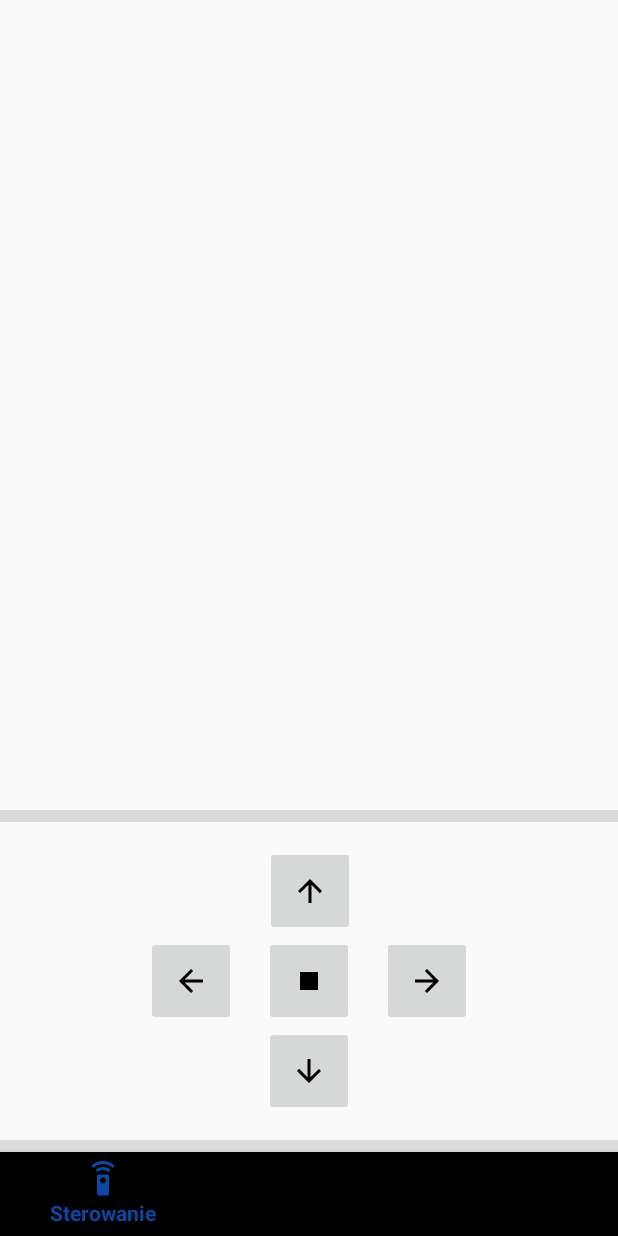
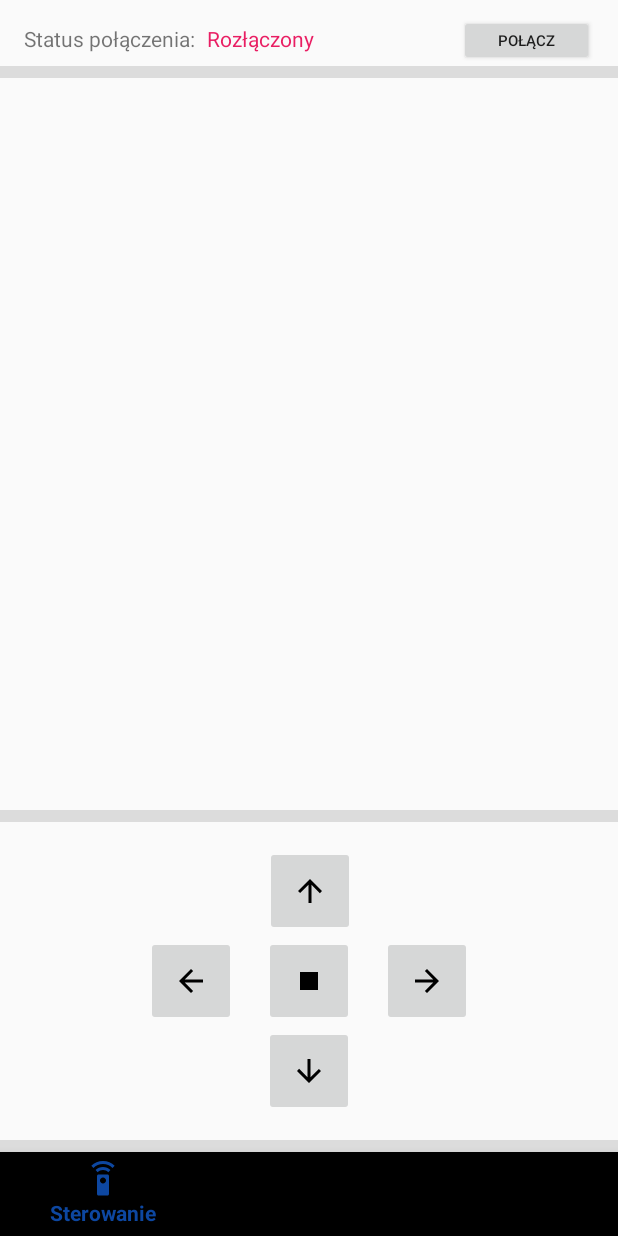
Before and after one commit to mateuszkalinowski/RobotRemoteController, an Android app: the screen it shows after launch (MainActivity), on a phone screen of 412 x 824 dp. Run offline under Robolectric (Android 15) with nearby library versions, the phone set to English and light mode, and no system bars; our stand-ins replace navigation-ui.

Commit message:
Added connection menu at the top of the window

```diff
--- a/app/src/main/java/pl/mateuszkalinowski/robotremotecontroller/MainActivity.kt
+++ b/app/src/main/java/pl/mateuszkalinowski/robotremotecontroller/MainActivity.kt
@@ -8,7 +8,10 @@ import android.content.SharedPreferences
 import androidx.appcompat.app.AppCompatActivity
 import android.os.Bundle
 import android.util.Log
+import android.widget.Button
+import android.widget.TextView
 import android.widget.Toast
+import androidx.core.content.ContextCompat
 import androidx.navigation.findNavController
 import androidx.navigation.ui.AppBarConfiguration
 import androidx.navigation.ui.setupActionBarWithNavController
@@ -35,8 +38,12 @@ class MainActivity : AppCompatActivity() {
     private var customCharacteristic: BluetoothGattCharacteristic? = null
     private var bluetoothGatt: BluetoothGatt? = null
 
-    var deviceUUID: String = "";
-    var deviceName: String = "";
+    private lateinit var connectButton: Button
+
+    private lateinit var connectionStatusTextView: TextView
+
+    var deviceUUID: String = ""
+    var deviceName: String = ""
 
     override fun onCreate(savedInstanceState: Bundle?) {
         super.onCreate(savedInstanceState)
@@ -46,20 +53,11 @@ class MainActivity : AppCompatActivity() {
 
         val navigationController = findNavController(R.id.navigation_fragment)
 
-        val applicationBarConfiguration = AppBarConfiguration(
-            setOf(
-                R.id.steering_fragment,R.id.information_fragment,R.id.settings_fragment
-            )
-        )
-        //setSupportActionBar(findViewById(R.id.main_toolbar))
-        //setupActionBarWithNavController(navigationController,applicationBarConfiguration)
         bottomNavigationView.setupWithNavController(navigationController)
 
         setBluetoothDeviceAddressAndName()
 
         if(deviceUUID != "") {
-
-          //  if(BluetoothService.bluetoothGatt == null) {
 
                 bluetoothAdapter?.takeIf { it.isDisabled }?.apply {
                     val enableBtIntent = Intent(BluetoothAdapter.ACTION_REQUEST_ENABLE)
@@ -73,16 +71,50 @@ class MainActivity : AppCompatActivity() {
                     bluetoothDevice!!.connectGatt(applicationContext, false, mGattCallback)
 
                 BluetoothService.bluetoothGatt = bluetoothGatt
-//            }
-//            else {
-//                Toast.makeText(applicationContext,"Nie null",Toast.LENGTH_LONG).show()
-//
-//
-//
-//            }
-
         } else {
             Toast.makeText(applicationContext,"Nie znaleziono urządzenia. Wybierz urządzenie bluetooth z ustawień",Toast.LENGTH_LONG).show()
+        }
+
+        connectionStatusTextView = findViewById(R.id.connection_status)
+        connectButton = findViewById(R.id.button_recconect)
+
+        if(BluetoothService.bluetoothGatt != null && BluetoothService.customCharacteristic != null) {
+            connectionStatusTextView.text = "Połączony"
+            connectionStatusTextView.setTextColor(ContextCompat.getColor(applicationContext, R.color.success))
+            connectButton.text = "Rozłącz"
+        } else {
+            connectionStatusTextView.text = "Rozłączony"
+            connectionStatusTextView.setTextColor(ContextCompat.getColor(applicationContext, R.color.failure))
+        }
+
+        connectButton.setOnClickListener{
+            if(BluetoothService.bluetoothGatt != null) {
+                BluetoothService.bluetoothGatt?.close()
+                BluetoothService.bluetoothGatt = null
+                BluetoothService.customCharacteristic = null
+
+                connectionStatusTextView.text = "Rozłączony"
+                connectionStatusTextView.setTextColor(ContextCompat.getColor(applicationContext, R.color.failure))
+                connectButton.text = "Połącz"
+            } else {
+                if(deviceUUID =="") {
+                    Toast.makeText(applicationContext,"Nie znaleziono urządzenia. Wybierz urządzenie bluetooth z ustawień",Toast.LENGTH_LONG).show()
+                }
+                else {
+                    bluetoothAdapter?.takeIf { it.isDisabled }?.apply {
+                        val enableBtIntent = Intent(BluetoothAdapter.ACTION_REQUEST_ENABLE)
+                        startActivityForResult(enableBtIntent, REQUEST_ENABLE_BT)
+                    }
+
+                    bluetoothDevice =
+                        bluetoothAdapter!!.getRemoteDevice(deviceUUID)
+
+                    bluetoothGatt =
+                        bluetoothDevice!!.connectGatt(applicationContext, false, mGattCallback)
+
+                    BluetoothService.bluetoothGatt = bluetoothGatt
+                }
+            }
         }
     }
 
@@ -91,7 +123,6 @@ class MainActivity : AppCompatActivity() {
         setBluetoothDeviceAddressAndName()
 
         if(deviceUUID != "") {
-
             if(BluetoothService.bluetoothGatt == null) {
 
                 bluetoothAdapter?.takeIf { it.isDisabled }?.apply {
@@ -108,8 +139,20 @@ class MainActivity : AppCompatActivity() {
                 BluetoothService.bluetoothGatt = bluetoothGatt
             }
 
+
+
         } else {
             Toast.makeText(applicationContext,"Nie znaleziono urządzenia. Wybierz urządzenie bluetooth z ustawień",Toast.LENGTH_LONG).show()
+        }
+
+
+        if(BluetoothService.bluetoothGatt != null && BluetoothService.customCharacteristic != null) {
+            connectionStatusTextView.text = "Połączony"
+            connectionStatusTextView.setTextColor(ContextCompat.getColor(applicationContext, R.color.success))
+            connectButton.text = "Rozłącz"
+        } else {
+            connectionStatusTextView.text = "Rozłączony"
+            connectionStatusTextView.setTextColor(ContextCompat.getColor(applicationContext, R.color.failure))
         }
     }
 
@@ -125,7 +168,7 @@ class MainActivity : AppCompatActivity() {
         override fun onConnectionStateChange(gatt: BluetoothGatt?, status: Int, newState: Int) {
             var intentAction: String;
             if (newState == BluetoothProfile.STATE_CONNECTED) {
-                intentAction = ACTION_GATT_CONNECTED;
+                intentAction = ACTION_GATT_CONNECTED
                 broadcastUpdate(intentAction)
                 Log.i("BLUETOOTH","Connected to GATT server")
                 Log.i("BLUETOOTH","Attemting to discover services" + bluetoothGatt?.discoverServices())
@@ -143,15 +186,21 @@ class MainActivity : AppCompatActivity() {
                             "onServicesDiscovered: characteristic=" + characteristic.uuid
                         )
                         if (characteristic.uuid == UUID.fromString("0000ffe1-0000-1000-8000-00805f9b34fb")) {
+                            customCharacteristic = characteristic
+                            BluetoothService.customCharacteristic = customCharacteristic
 
-                            customCharacteristic = characteristic
-                            BluetoothService.customCharacteristic = customCharacteristic;
-
+                            runOnUiThread {
+                                connectionStatusTextView.text = "Połączony"
+                                connectionStatusTextView.setTextColor(ContextCompat.getColor(applicationContext, R.color.success))
+                                connectButton.text = "Rozłącz"
+                            }
                         }
                     }
                 }
                 broadcastUpdate(ACTION_GATT_SERVICES_DISCOVERED)
             } else {
+                BluetoothService.bluetoothGatt?.close()
+                BluetoothService.bluetoothGatt = null
                 Log.w("BLUETOOTH", "onServicesDiscovered received: $status")
             }
         }
--- a/app/src/main/java/pl/mateuszkalinowski/robotremotecontroller/bluetooth_settings/BluetoothSettingsActivity.kt
+++ b/app/src/main/java/pl/mateuszkalinowski/robotremotecontroller/bluetooth_settings/BluetoothSettingsActivity.kt
@@ -210,6 +210,9 @@ class BluetoothSettingsActivity : AppCompatActivity() {
                             }
                             bluetoothGatt?.close()
                             bluetoothGatt = null
+                            BluetoothService.bluetoothGatt?.close()
+                            BluetoothService.bluetoothGatt = null
+                            BluetoothService.customCharacteristic = null
 
                         }
                     }
--- a/app/src/main/res/layout/activity_main.xml
+++ b/app/src/main/res/layout/activity_main.xml
@@ -5,6 +5,48 @@
     android:layout_width="match_parent"
     android:layout_height="match_parent"
     tools:context=".MainActivity">
+
+    <View
+        android:id="@+id/divider_arrows_up2"
+        android:layout_width="match_parent"
+        android:layout_height="8dp"
+        android:background="?android:attr/listDivider"
+        app:layout_constraintEnd_toEndOf="parent"
+        app:layout_constraintHorizontal_bias="0.0"
+        app:layout_constraintStart_toStartOf="parent"
+        app:layout_constraintTop_toBottomOf="@+id/button_recconect" />
+
+    <Button
+        android:id="@+id/button_recconect"
+        android:layout_width="90dp"
+        android:layout_height="34dp"
+        android:layout_marginTop="10dp"
+        android:layout_marginEnd="16dp"
+        android:text="Połącz"
+        android:textSize="10sp"
+        app:layout_constraintEnd_toEndOf="parent"
+        app:layout_constraintTop_toTopOf="parent" />
+
+    <TextView
+        android:id="@+id/connection_status"
+        android:layout_width="wrap_content"
+        android:layout_height="wrap_content"
+        android:layout_marginStart="8dp"
+        android:layout_marginTop="16dp"
+        android:text="Rozłączony"
+        android:textColor="@color/failure"
+        app:layout_constraintStart_toEndOf="@+id/textView7"
+        app:layout_constraintTop_toTopOf="parent" />
+
+    <TextView
+        android:id="@+id/textView7"
+        android:layout_width="wrap_content"
+        android:layout_height="wrap_content"
+        android:layout_marginStart="16dp"
+        android:layout_marginTop="16dp"
+        android:text="Status połączenia:"
+        app:layout_constraintStart_toStartOf="parent"
+        app:layout_constraintTop_toTopOf="parent" />
 
     <fragment
         android:id="@+id/navigation_fragment"
@@ -15,7 +57,7 @@
         app:layout_constraintBottom_toTopOf="@+id/bottom_navigation"
         app:layout_constraintLeft_toLeftOf="parent"
         app:layout_constraintRight_toRightOf="parent"
-        app:layout_constraintTop_toTopOf="parent"
+        app:layout_constraintTop_toBottomOf="@+id/divider_arrows_up2"
         app:navGraph="@navigation/main_app_navigation" />
 
     <com.google.android.material.bottomnavigation.BottomNavigationView
--- a/app/src/main/res/values/colors.xml
+++ b/app/src/main/res/values/colors.xml
@@ -3,4 +3,7 @@
     <color name="colorPrimary">#0D47A1</color>
     <color name="colorPrimaryDark">#0D47A1</color>
     <color name="colorAccent">#D81B60</color>
+
+    <color name="success">#4CAF50</color>
+    <color name="failure">#E91E63</color>
 </resources>
```
Also changed, not shown: app/src/main/java/pl/mateuszkalinowski/robotremotecontroller/steering/SteeringFragment.kt (+13 -1 lines).
